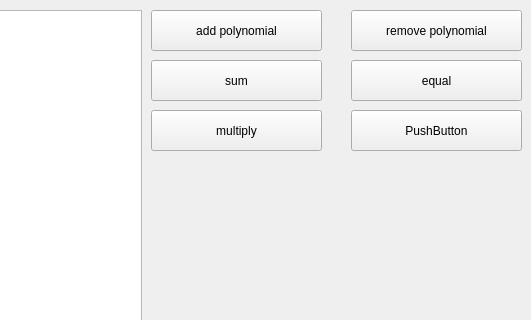
First picture: the form in src/window/mainwindow.ui, repository Near8954/polynomial, before the edit; both pictures show x 269 to 800 and y 0 to 320 of the 800 by 600 pixel window.
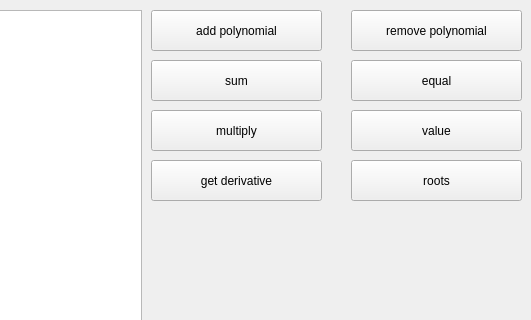
Second picture: the form after the edit.

Commit message: added buttons to front

Patch:
```diff
--- a/src/window/mainwindow.ui
+++ b/src/window/mainwindow.ui
@@ -102,7 +102,7 @@
      </rect>
     </property>
     <property name="text">
-     <string>PushButton</string>
+     <string>value</string>
     </property>
    </widget>
    <widget class="QPushButton" name="multiply">
@@ -128,6 +128,32 @@
      </rect>
     </property>
    </widget>
+   <widget class="QPushButton" name="multiply_2">
+    <property name="geometry">
+     <rect>
+      <x>420</x>
+      <y>160</y>
+      <width>171</width>
+      <height>41</height>
+     </rect>
+    </property>
+    <property name="text">
+     <string>get derivative</string>
+    </property>
+   </widget>
+   <widget class="QPushButton" name="multiply_3">
+    <property name="geometry">
+     <rect>
+      <x>620</x>
+      <y>160</y>
+      <width>171</width>
+      <height>41</height>
+     </rect>
+    </property>
+    <property name="text">
+     <string>roots</string>
+    </property>
+   </widget>
   </widget>
   <widget class="QMenuBar" name="menubar">
    <property name="geometry">
```
Left out of the diff: 2 changed lines with no effect on the pictures. The commit also changes 24 other files.
